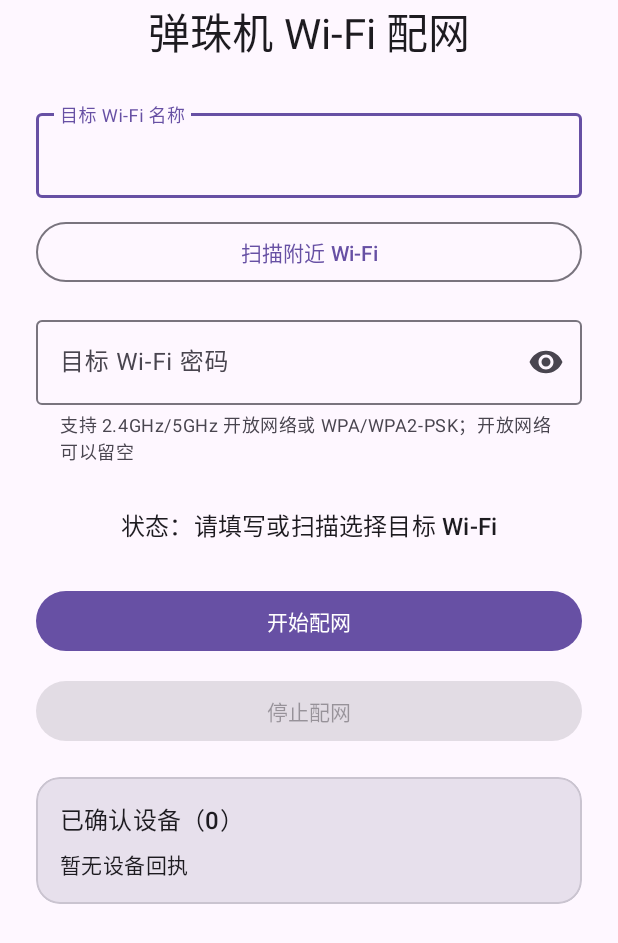
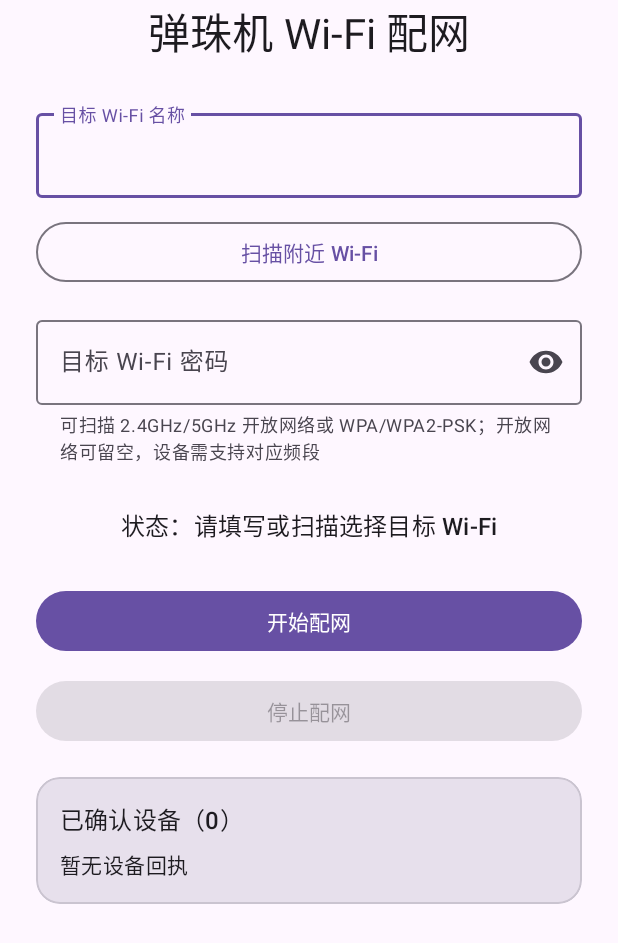
Before and after one commit to Lajgit/ZedaProvision, an Android app: the screen it shows after launch (MainActivity), on a phone screen of 412 x 824 dp. Shown: the top 943 px of the screen. Run offline under Robolectric (Android 15) with nearby library versions, the phone set to English and light mode, and no system bars.

Commit message:
显示WiFi信号等级并更新应用名称

```diff
--- a/app/src/main/res/values/strings.xml
+++ b/app/src/main/res/values/strings.xml
@@ -1,14 +1,19 @@
 <resources>
-    <string name="app_name">ZedaProvision</string>
+    <string name="app_name">则达配网工具</string>
     <string name="hotspot_title">弹珠机 Wi-Fi 配网</string>
     <string name="target_wifi_ssid_hint">目标 Wi-Fi 名称</string>
     <string name="target_wifi_ssid_required">请输入或扫描选择目标 Wi-Fi</string>
     <string name="target_wifi_password_hint">目标 Wi-Fi 密码</string>
-    <string name="target_wifi_password_helper">支持 2.4GHz/5GHz 开放网络或 WPA/WPA2-PSK；开放网络可以留空</string>
+    <string name="target_wifi_password_helper">可扫描 2.4GHz/5GHz 开放网络或 WPA/WPA2-PSK；开放网络可留空，设备需支持对应频段</string>
     <string name="target_wifi_password_required">该 Wi-Fi 需要密码，请输入后再开始配网</string>
     <string name="target_wifi_password_length_error">WPA2/WPA3 密码长度应为 8–63 个字符</string>
     <string name="scan_nearby_wifi">扫描附近 Wi-Fi</string>
     <string name="scan_wifi_title">选择目标 Wi-Fi</string>
+    <string name="scan_wifi_item">%1$s　信号：%2$s</string>
+    <string name="wifi_signal_excellent">优秀</string>
+    <string name="wifi_signal_good">良好</string>
+    <string name="wifi_signal_fair">一般</string>
+    <string name="wifi_signal_poor">较差</string>
     <string name="scan_wifi_cancel">取消</string>
     <string name="status_ready">状态：请填写或扫描选择目标 Wi-Fi</string>
     <string name="status_requesting_permission">状态：正在请求 Wi-Fi 所需权限…</string>
```
Also changed, not shown: app/src/main/java/com/zeda/provision/MainActivity.java (+13 -1 lines).
